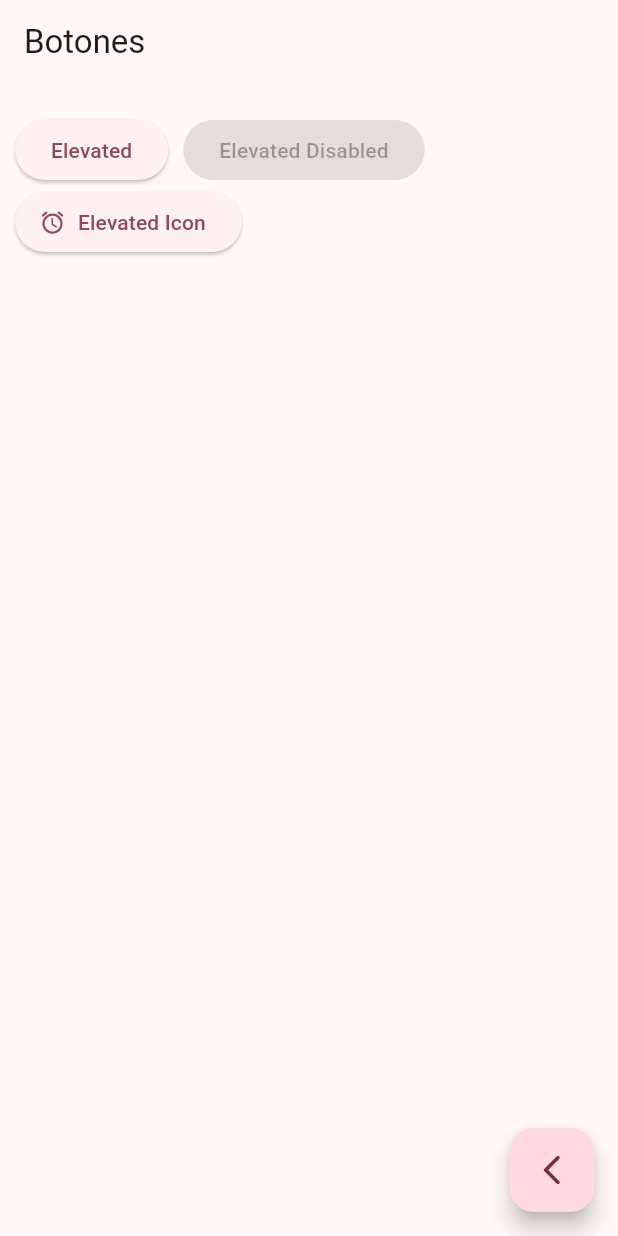
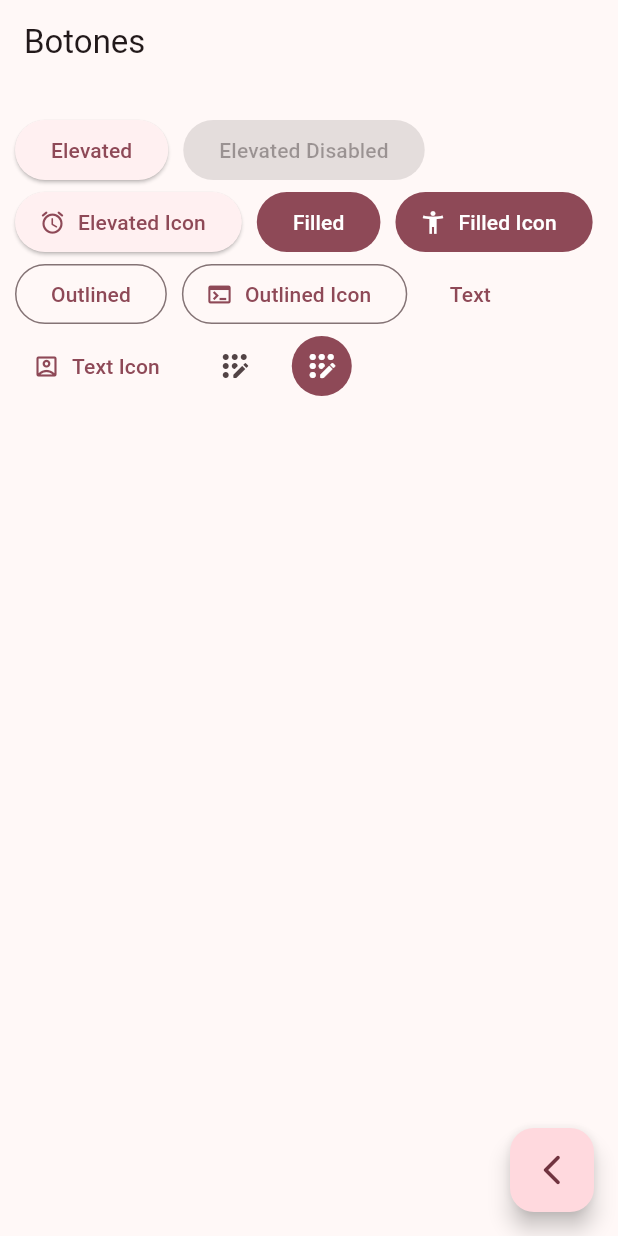
Before and after one commit to LuisferRojas14/WIDGETAPP, a Flutter app: the ButtonScreen screen opened by its route, on a phone screen of 412 x 824 dp. Run offline on Flutter 3.47's test engine with Material 3 defaults, Android fonts, the phone set to English and light mode, and no system bars; our stand-ins replace go_router.

Commit message:
add+_buttons

```diff
--- a/lib/presentation/screens/buttons/buttons_screen.dart
+++ b/lib/presentation/screens/buttons/buttons_screen.dart
@@ -26,6 +26,7 @@ class _ButtonsView extends StatelessWidget {
 
   @override
   Widget build(BuildContext context) {
+    final colors = Theme.of(context).colorScheme;
     return SizedBox(
       width:double.infinity,
       child: Padding(
@@ -40,6 +41,37 @@ class _ButtonsView extends StatelessWidget {
             icon: const Icon (Icons.access_alarm_rounded),
             label: const Text('Elevated Icon'),
             ),
+
+            FilledButton(onPressed: (){}, child: const Text('Filled')),
+            FilledButton.icon(
+              onPressed: (){},
+              icon: const Icon(Icons.accessibility_new),
+              label: const Text('Filled Icon'),
+            ),
+
+            OutlinedButton(onPressed: (){}, child: const Text('Outlined')),
+            OutlinedButton.icon(
+              onPressed: (){},
+              label: const Text('Outlined Icon'),
+              icon: const Icon(Icons.terminal),
+            ),
+
+            TextButton(onPressed: (){}, child: const Text('Text')),
+            TextButton.icon(
+              onPressed: (){},
+              icon: const Icon(Icons.account_box_outlined),
+              label: const Text('Text Icon'),
+            ),
+
+            //Todo custom button
+
+            IconButton(onPressed: (){}, icon: const Icon(Icons.app_registration_rounded)),
+            IconButton(onPressed: (){}, icon: const Icon(Icons.app_registration_rounded),
+            style: ButtonStyle(
+              backgroundColor: MaterialStatePropertyAll(colors.primary),
+              iconColor: const MaterialStatePropertyAll(Colors.white),
+            ),
+            ),
           ],
         ),
       ),
```
